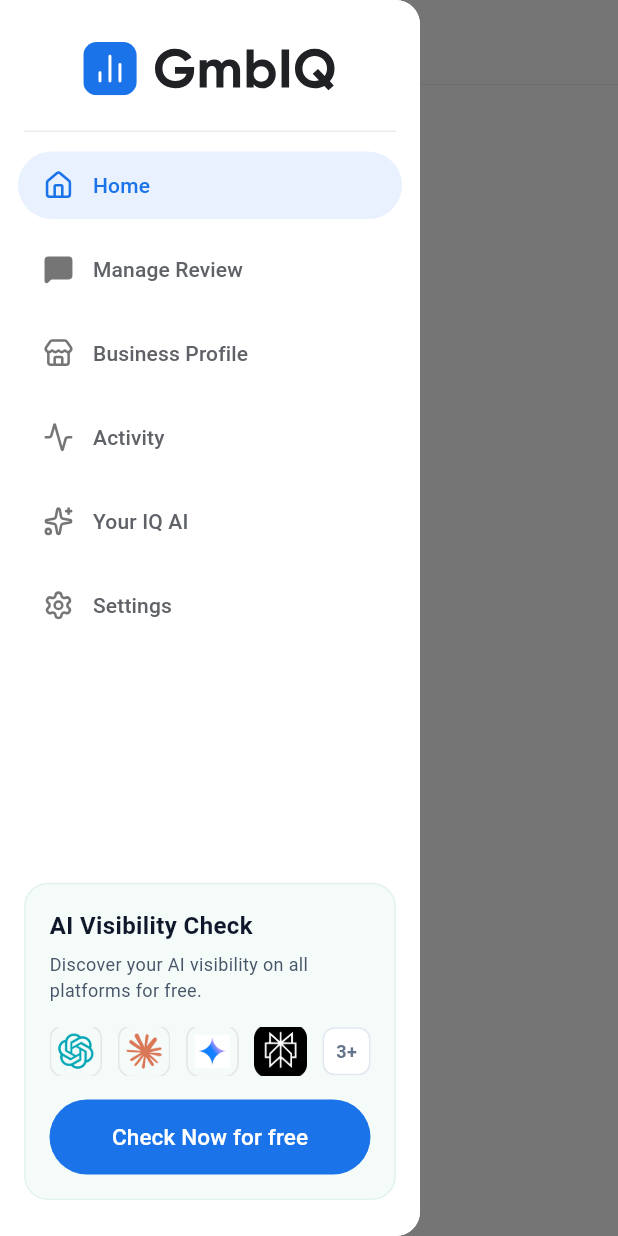
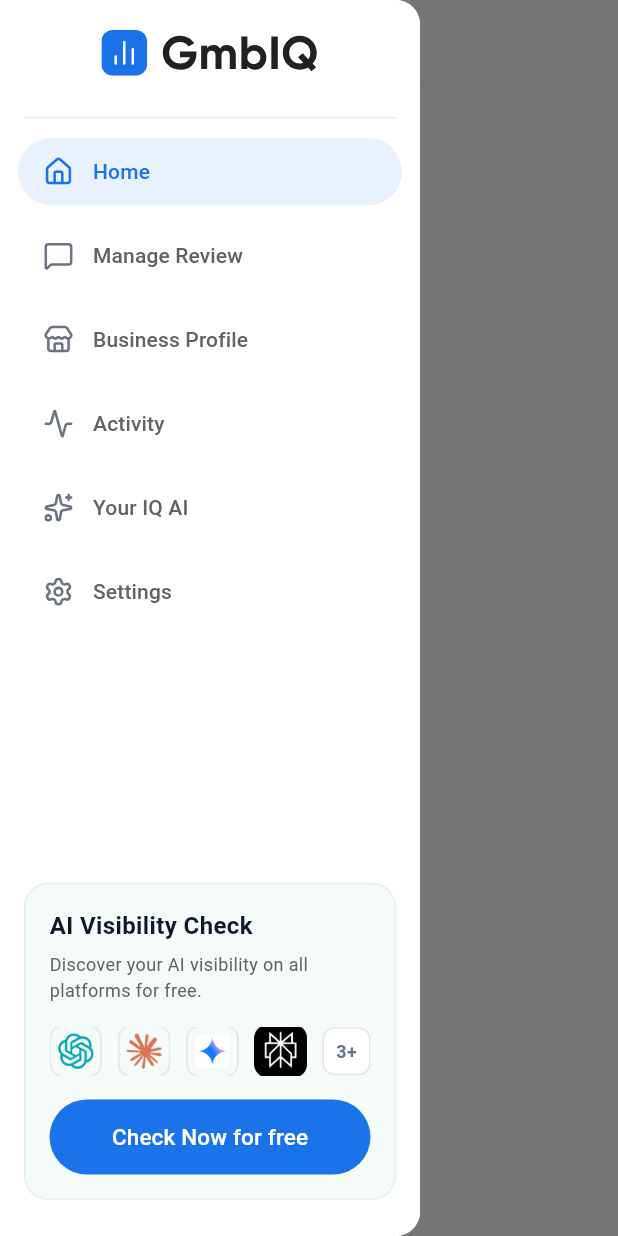
Before and after one commit to ishivamumaraniya/gmb_iq, a Flutter app: the screen it shows after launch, with the side drawer open, on a phone screen of 412 x 824 dp. Run offline on Flutter 3.47's test engine with Material 3 defaults, Android fonts, the phone set to English and light mode, and no system bars; drawn by our look-alikes of toastification; our stand-ins replace cached_network_image, connectivity_plus, dio, dotted_border, equatable, flutter_bloc and 8 more; missing offline and left inert: google_sign_in_platform_interface, google_sign_in_web; accounts and stored records are empty.

Commit message:
made progress

```diff
--- a/lib/features/main_layout/view/side_navigation.dart
+++ b/lib/features/main_layout/view/side_navigation.dart
@@ -21,8 +21,15 @@
     final onSurfaceVariantColor = Theme.of(context).colorScheme.onSurfaceVariant;
 
     return Theme(
-      data: Theme.of(context).copyWith(navigationDrawerTheme: NavigationDrawerThemeData(indicatorSize: const Size(double.infinity, 45))),
+      data: Theme.of(context).copyWith(
+        navigationDrawerTheme: const NavigationDrawerThemeData(indicatorSize: Size(double.infinity, 45)),
+        hoverColor: Colors.white,
+      ),
       child: NavigationDrawer(
+        header: Padding(
+          padding: const .symmetric(vertical: 20),
+          child: CustomImage(AppImages.appLogo, height: 30, fit: BoxFit.contain, color: isDark ? Colors.white : null),
+        ),
         selectedIndex: navigationShell.currentIndex,
         indicatorColor: AppColors.primary.withValues(alpha: .10),
         onDestinationSelected: (index) {
@@ -33,12 +40,6 @@
         backgroundColor: Theme.of(context).scaffoldBackgroundColor,
         footer: _buildAiVisibilityCard(context, isDark),
         children: [
-          // Logo Header
-          Padding(
-            padding: const EdgeInsets.fromLTRB(24, 28, 24, 16),
-            child: CustomImage(AppImages.appLogo, height: 35, fit: BoxFit.contain, color: isDark ? Colors.white : null),
-          ),
-
           const Divider(indent: 16, endIndent: 16),
 
           // 2. Reusable destinations rendered beautifully using helper methods (solving Flutter's drawer parent lookup assertion)
@@ -112,12 +113,7 @@
     final isSelected = currentIndex == index;
 
     return NavigationDrawerDestination(
-      icon: CustomImage(
-        svgPath,
-        height: 20,
-        width: 20,
-        color: isSelected ? AppColors.primary : (isDark ? Colors.grey[400] : Colors.grey[600]),
-      ),
+      icon: CustomImage(svgPath, height: 20, width: 20, color: isSelected ? AppColors.primary : null),
       label: CustomText(label, fontSize: 14, fontWeight: FontWeight.w500, color: isSelected ? AppColors.primary : onSurfaceVariantColor),
     );
   }
@@ -148,12 +144,7 @@
               color: isDark ? Colors.white : const Color(0xFF0F172A),
             ),
             const SizedBox(height: 6),
-            CustomText(
-              'Discover your AI visibility on all platforms for free.',
-              fontSize: 12,
-              color: isDark ? Colors.grey[400] : const Color(0xFF475569),
-              maxLines: 2,
-            ),
+            const CustomText('Discover your AI visibility on all platforms for free.', fontSize: 12, isSecondary: true, maxLines: 2),
             const SizedBox(height: 16),
 
             // Row of AI Brand Logo PNGs
```
